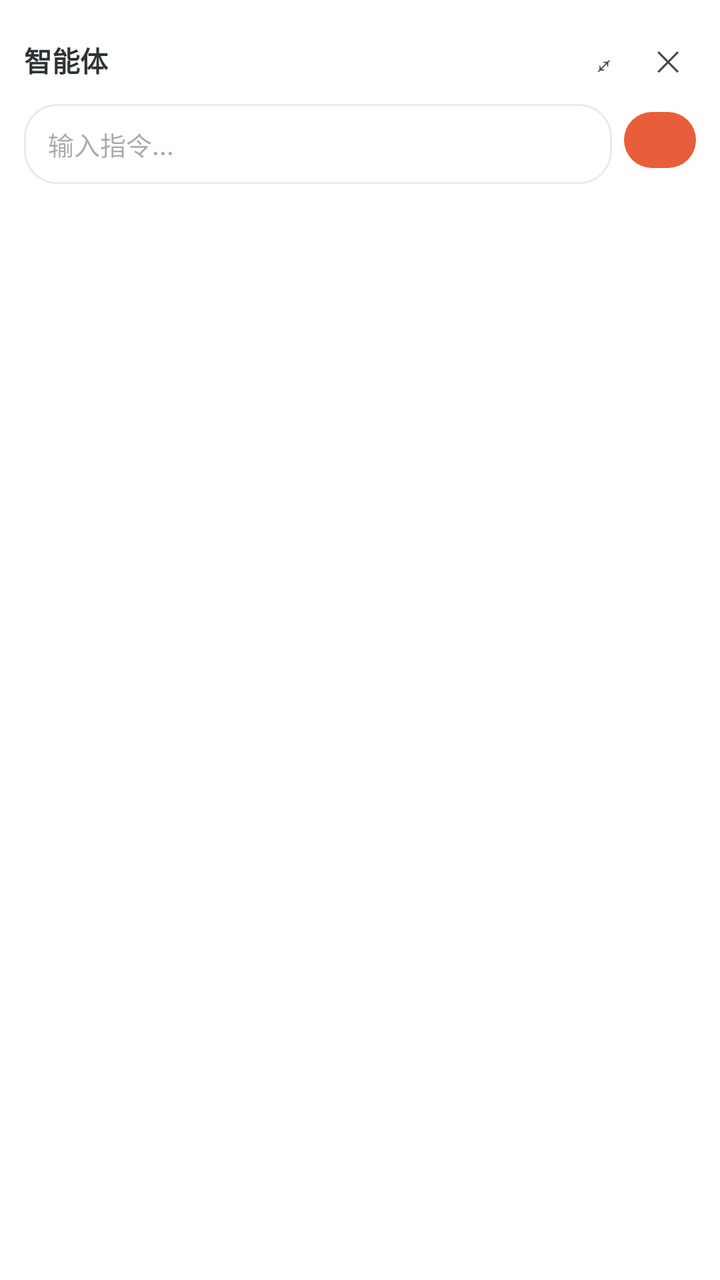
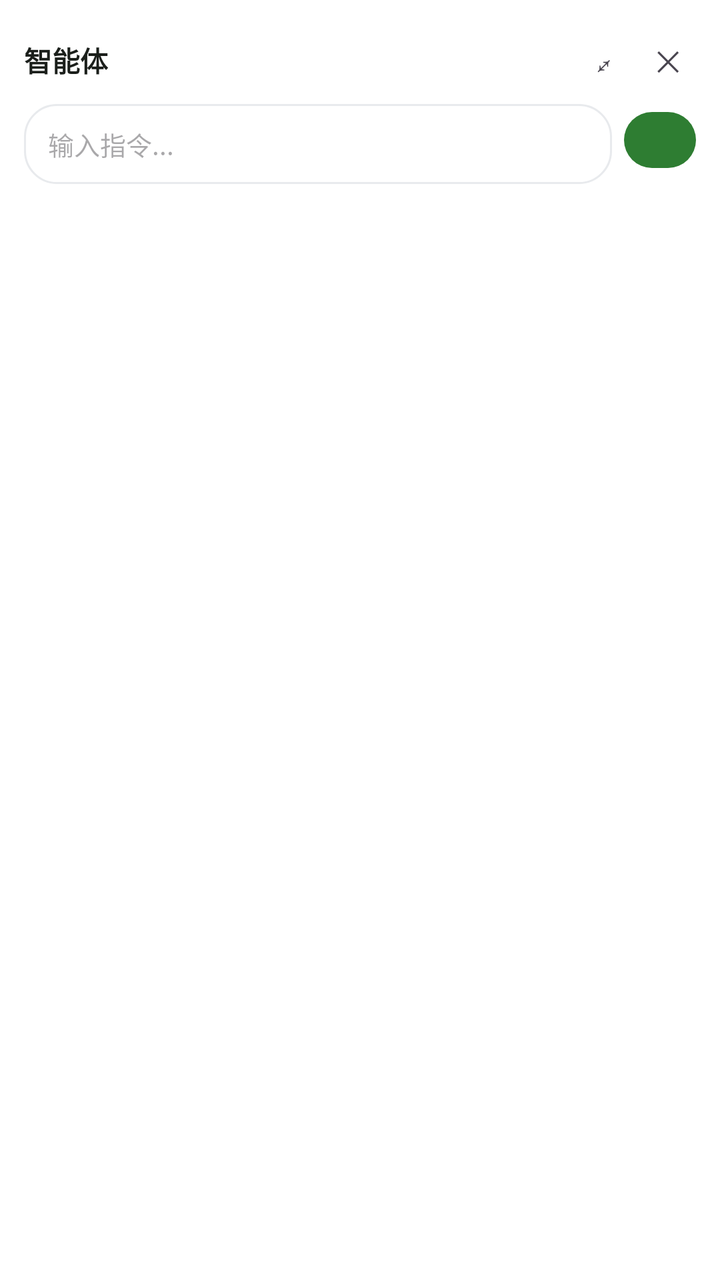

Compare the two renders of this Android layout. The source of the first and the diff that turns it into the second are given below.
<!-- AndroidManifest.xml: application theme Theme.ClothingSI -->
<!-- res/layout/view_agent_panel.xml -->
<?xml version="1.0" encoding="utf-8"?>
<LinearLayout xmlns:android="http://schemas.android.com/apk/res/android"
    xmlns:app="http://schemas.android.com/apk/res-auto"
    android:layout_width="280dp" android:layout_height="wrap_content"
    android:orientation="vertical"
    android:background="#FFFFFF"
    android:elevation="8dp"
    android:padding="12dp">
    
    <RelativeLayout android:layout_width="match_parent" android:layout_height="36dp">
        <TextView android:layout_width="wrap_content" android:layout_height="wrap_content"
            android:text="智能体" android:textSize="14dp" android:textStyle="bold"
            android:textColor="#2D3436" android:layout_centerVertical="true" />
        <LinearLayout android:layout_width="wrap_content" android:layout_height="wrap_content"
            android:orientation="horizontal"
            android:layout_alignParentEnd="true" android:layout_centerVertical="true">
            <TextView android:id="@+id/btn_agent_full" android:layout_width="28dp" android:layout_height="28dp"
                android:text="⤢" android:textSize="14dp" android:gravity="center"
                android:clickable="true" android:focusable="true" />
            <TextView android:id="@+id/btn_agent_close" android:layout_width="28dp" android:layout_height="28dp"
                android:text="✕" android:textSize="14dp" android:gravity="center"
                android:clickable="true" android:focusable="true"
                android:layout_marginStart="4dp" />
        </LinearLayout>
    </RelativeLayout>
    
    <LinearLayout android:layout_width="match_parent" android:layout_height="wrap_content"
        android:orientation="horizontal" android:layout_marginTop="4dp">
        <EditText android:id="@+id/et_agent_input" android:layout_width="0dp" android:layout_height="40dp"
            android:layout_weight="1" android:hint="输入指令..." android:textSize="13dp"
            android:paddingStart="12dp" android:paddingEnd="12dp"
            android:background="@drawable/card_bg" android:imeOptions="actionSend" />
        <com.google.android.material.button.MaterialButton android:id="@+id/btn_agent_send"
            android:layout_width="36dp" android:layout_height="36dp" android:text="➤"
            app:cornerRadius="18dp" android:layout_marginStart="6dp" />
    </LinearLayout>
</LinearLayout>
<!-- resources referenced by this layout -->
<resources>
  <!-- drawable card_bg (drawable) -->
  <?xml version="1.0" encoding="utf-8"?>
  <shape xmlns:android="http://schemas.android.com/apk/res/android" android:shape="rectangle">
      <solid android:color="#FFFFFF" />
      <corners android:radius="16dp" />
      <stroke android:width="1dp" android:color="#E8EAED" />
  </shape>
  <style name="Theme.ClothingSI" parent="Theme.Material3.Light.NoActionBar">
          <item name="colorPrimary">@color/primary</item>
          <item name="colorPrimaryDark">@color/primary_dark</item>
          <item name="colorAccent">@color/accent</item>
          <item name="android:statusBarColor">@color/primary_dark</item>
          <item name="android:navigationBarColor">@color/white</item>
      </style>
  <color name="primary">#E85D3A</color>
  <color name="primary_dark">#D35400</color>
  <color name="accent">#F4A460</color>
  <color name="white">#FFFFFF</color>
</resources>

<!-- the commit's change to res/layout/view_agent_panel.xml (unified diff, before → after) -->
@@ -3,14 +3,14 @@
     xmlns:app="http://schemas.android.com/apk/res-auto"
     android:layout_width="280dp" android:layout_height="wrap_content"
     android:orientation="vertical"
-    android:background="#FFFFFF"
+    android:background="@color/surface"
     android:elevation="8dp"
     android:padding="12dp">
     
     <RelativeLayout android:layout_width="match_parent" android:layout_height="36dp">
         <TextView android:layout_width="wrap_content" android:layout_height="wrap_content"
             android:text="智能体" android:textSize="14dp" android:textStyle="bold"
-            android:textColor="#2D3436" android:layout_centerVertical="true" />
+            android:textColor="@color/text_primary" android:layout_centerVertical="true" />
         <LinearLayout android:layout_width="wrap_content" android:layout_height="wrap_content"
             android:orientation="horizontal"
             android:layout_alignParentEnd="true" android:layout_centerVertical="true">
@@ -29,7 +29,8 @@
         <EditText android:id="@+id/et_agent_input" android:layout_width="0dp" android:layout_height="40dp"
             android:layout_weight="1" android:hint="输入指令..." android:textSize="13dp"
             android:paddingStart="12dp" android:paddingEnd="12dp"
-            android:background="@drawable/card_bg" android:imeOptions="actionSend" />
+            android:background="@drawable/card_bg" android:imeOptions="actionSend"
+            android:inputType="text" android:maxLines="1" />
         <com.google.android.material.button.MaterialButton android:id="@+id/btn_agent_send"
             android:layout_width="36dp" android:layout_height="36dp" android:text="➤"
             app:cornerRadius="18dp" android:layout_marginStart="6dp" />
<!-- resource entries referenced after the edit -->
@@ -1,5 +1,7 @@
 <!-- resources referenced by this layout -->
 <resources>
+  <color name="surface">#FFFFFF</color>
+  <color name="text_primary">#1B1F1B</color>
   <!-- drawable card_bg (drawable) -->
   <?xml version="1.0" encoding="utf-8"?>
   <shape xmlns:android="http://schemas.android.com/apk/res/android" android:shape="rectangle">
@@ -11,12 +13,20 @@
           <item name="colorPrimary">@color/primary</item>
           <item name="colorPrimaryDark">@color/primary_dark</item>
           <item name="colorAccent">@color/accent</item>
-          <item name="android:statusBarColor">@color/primary_dark</item>
+          <item name="android:statusBarColor">@android:color/transparent</item>
           <item name="android:navigationBarColor">@color/white</item>
+          
+          <item name="android:windowLightStatusBar">true</item>
+          
+          <item name="android:fontFamily">sans-serif</item>
+          <item name="android:textViewStyle">@style/TextView.Base</item>
       </style>
-  <color name="primary">#E85D3A</color>
-  <color name="primary_dark">#D35400</color>
-  <color name="accent">#F4A460</color>
+  <color name="primary">#2E7D32</color>
+  <color name="primary_dark">#1B5E20</color>
+  <color name="accent">#66BB6A</color>
   <color name="white">#FFFFFF</color>
+  <style name="TextView.Base" parent="android:Widget.TextView">
+          <item name="android:fontFamily">sans-serif</item>
+      </style>
 </resources>
 
